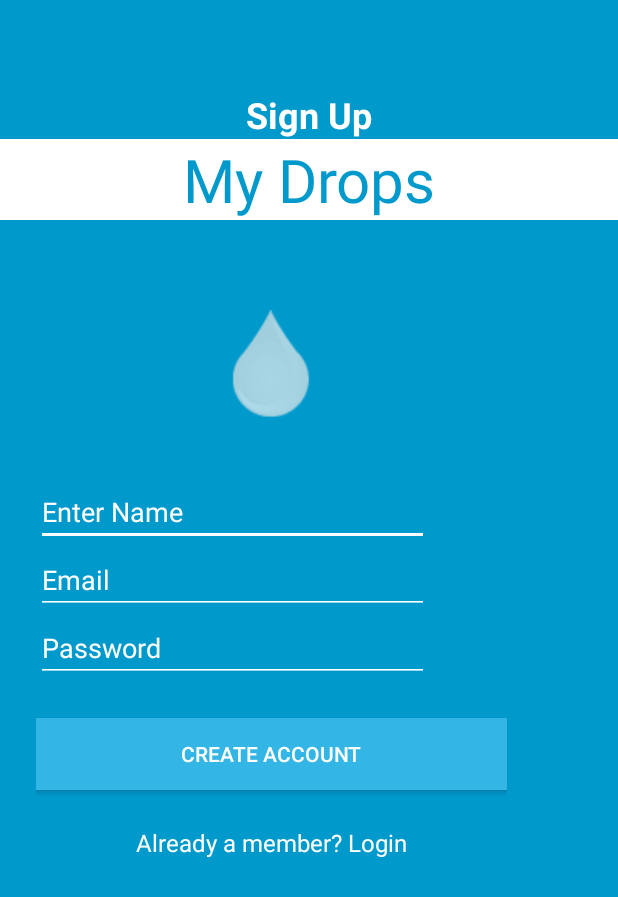
After one commit to tomas-s/MyDrops-JavaME, an Android app: the SignupActivity screen opened directly, with no data from a screen before it, on a phone screen of 412 x 824 dp. The commit adds this screen. Shown: the top 897 px of the screen. Run offline under Robolectric (Android 15) with nearby library versions, the phone set to English and light mode, and no system bars; libraries missing offline, so code that uses them is left out: com.koushikdutta.async, com.koushikdutta.ion; pictures from the network do not load.

Commit message:
Pridanie Loginu a Registracie

```diff
--- a/app/build.gradle
+++ b/app/build.gradle
@@ -31,4 +31,5 @@ dependencies {
     testCompile 'junit:junit:4.12'
     compile 'eu.the4thfloor.volley:com.android.volley:2015.05.28'
     compile 'org.jbundle.util.osgi.wrapped:org.jbundle.util.osgi.wrapped.org.apache.http.client:4.1.2'
+    compile 'com.koushikdutta.ion:ion:2.1.9'
 }
--- /dev/null
+++ b/app/src/main/res/layout/activity_signup.xml
@@ -0,0 +1,145 @@
+<?xml version="1.0" encoding="utf-8"?>
+<ScrollView xmlns:android="http://schemas.android.com/apk/res/android"
+    xmlns:tools="http://schemas.android.com/tools"
+    android:layout_width="fill_parent"
+    android:layout_height="fill_parent"
+    android:background="@android:color/holo_blue_dark"
+    android:fitsSystemWindows="true"
+    android:clipToPadding="false">
+
+
+    <LinearLayout
+        android:orientation="vertical"
+        android:layout_width="match_parent"
+        android:layout_height="wrap_content"
+        android:paddingTop="60dp"
+        android:weightSum="1">
+
+        <TextView
+            android:text="Sign Up"
+            android:layout_width="match_parent"
+            android:layout_height="wrap_content"
+            android:id="@+id/textView3"
+            android:textStyle="normal|bold"
+            android:textSize="24sp"
+            android:textColor="@android:color/background_light"
+            android:textAlignment="center"
+            android:layout_weight="0.48" />
+
+        <TextView
+            android:text="@string/app_name"
+            android:layout_width="match_parent"
+            android:layout_height="wrap_content"
+            android:background="#ffffff"
+            android:textSize="40dp"
+            android:gravity="center"
+            android:id="@+id/textView4"
+            android:textColor="@android:color/holo_blue_dark" />
+
+
+        <LinearLayout
+            android:orientation="vertical"
+            android:layout_width="362dp"
+            android:layout_height="wrap_content"
+            android:paddingTop="60dp"
+
+            android:paddingLeft="24dp"
+            android:paddingRight="24dp"
+            android:background="@android:color/holo_blue_dark">
+
+
+            <ImageView android:src="@drawable/icon_login"
+                android:layout_width="wrap_content"
+                android:layout_height="72dp"
+                android:layout_marginBottom="24dp"
+                android:layout_gravity="center_horizontal" />
+
+
+
+
+            <!--  Name Label -->
+
+            <EditText android:id="@+id/input_name"
+                android:hint = "Enter Name"
+                android:layout_width = "262dp"
+                android:layout_height = "wrap_content"
+                android:focusable = "true"
+                android:textColorHighlight = "#ff7eff15"
+                android:textColorHint = "@android:color/background_light"
+                android:textColor="@android:color/background_light"
+                android:backgroundTint="#FFFFFF"
+                android:layout_marginTop = "16dp"
+                android:layout_below = "@+id/imageView"
+                android:layout_alignParentLeft = "true"
+                android:layout_alignParentStart = "true"
+                android:layout_alignParentRight = "true"
+                android:layout_alignParentEnd = "true"
+                android:theme="@style/AppTheme" />
+
+
+            <!-- Email Label -->
+
+            <EditText android:id="@+id/input_email"
+                android:layout_width = "262dp"
+                android:layout_height = "wrap_content"
+                android:focusable = "true"
+                android:textColorHighlight = "#ff7eff15"
+                android:textColorHint = "@android:color/background_light"
+                android:textColor="@android:color/background_light"
+                android:backgroundTint="#FFFFFF"
+                android:layout_below = "@+id/imageView"
+                android:layout_alignParentLeft = "true"
+                android:layout_alignParentStart = "true"
+                android:layout_alignParentRight = "true"
+                android:layout_alignParentEnd = "true"
+                android:hint="Email"
+                android:theme="@style/AppTheme" />
+
+
+            <!-- Password Label -->
+
+            <EditText android:id="@+id/input_password"
+                android:layout_width = "262dp"
+                android:layout_height = "wrap_content"
+                android:focusable = "true"
+                android:textColorHighlight = "#ff7eff15"
+                android:textColorHint = "@android:color/background_light"
+                android:textColor="@android:color/background_light"
+                android:backgroundTint="#FFFFFF"
+                android:layout_below = "@+id/imageView"
+                android:layout_alignParentLeft = "true"
+                android:layout_alignParentStart = "true"
+                android:layout_alignParentRight = "true"
+                android:layout_alignParentEnd = "true"
+                android:inputType="textPassword"
+                android:hint="Password"
+                android:theme="@style/AppTheme" />
+
+
+            <!-- Signup Button -->
+            <android.support.v7.widget.AppCompatButton
+                android:id="@+id/btn_signup"
+                android:layout_width="fill_parent"
+                android:layout_height="wrap_content"
+                android:layout_marginTop="24dp"
+                android:layout_marginBottom="24dp"
+                android:padding="12dp"
+                android:text="Create Account"
+                android:onClick="createAccount"
+                android:background="@android:color/holo_blue_light"
+                android:textColor="@android:color/background_light" />
+
+            <TextView android:id="@+id/link_login"
+                android:layout_width="fill_parent"
+                android:layout_height="wrap_content"
+                android:layout_marginBottom="24dp"
+                android:text="Already a member? Login"
+                android:gravity="center"
+                android:onClick="toLogin"
+                android:textSize="16dip"
+                android:textColor="@android:color/background_light" />
+
+        </LinearLayout>
+
+    </LinearLayout>
+</ScrollView>
--- a/app/src/main/res/values/colors.xml
+++ b/app/src/main/res/values/colors.xml
@@ -1,6 +1,6 @@
 <?xml version="1.0" encoding="utf-8"?>
 <resources>
     <color name="colorPrimary">#3F51B5</color>
-    <color name="colorPrimaryDark">#303F9F</color>
+    <color name="colorPrimaryDark">#fe3343ad</color>
     <color name="colorAccent">#FF4081</color>
 </resources>
--- a/app/src/main/res/values/strings.xml
+++ b/app/src/main/res/values/strings.xml
@@ -9,6 +9,7 @@
     <string name="title_activity_connect_to_esp">ConnectToESP</string>
     <string name="textInsertData">Set sending time:</string>
     <string name="buttonOk">Send sending time</string>
+
     <string-array name="spinnerSendingTime">
         <item>1 hour</item>
         <item>3 hours</item>
--- a/app/src/main/res/values/styles.xml
+++ b/app/src/main/res/values/styles.xml
@@ -5,7 +5,7 @@
         <!-- Customize your theme here. -->
         <item name="colorPrimary">@color/colorPrimary</item>
         <item name="colorPrimaryDark">@color/colorPrimaryDark</item>
-        <item name="colorAccent">@color/colorAccent</item>
+        <item name="colorAccent">@color/colorPrimaryDark</item>
     </style>
 
     <style name="AppTheme.AppBarOverlay" parent="ThemeOverlay.AppCompat.Dark.ActionBar" />
```
Also changed, not shown: app/src/main/AndroidManifest.xml (+6 -4 lines), app/src/main/java/com/example/tomas/mydrops/HttpClient.java (+87 -9 lines), app/src/main/java/com/example/tomas/mydrops/LoginActivity.java (+108 -4 lines), app/src/main/java/com/example/tomas/mydrops/MenuActivity.java (+21 -16 lines), app/src/main/java/com/example/tomas/mydrops/SignupActivity.java (added, +116 -0 lines), app/src/main/res/layout/activity_login.xml (+7 -4 lines), 1 other file.
